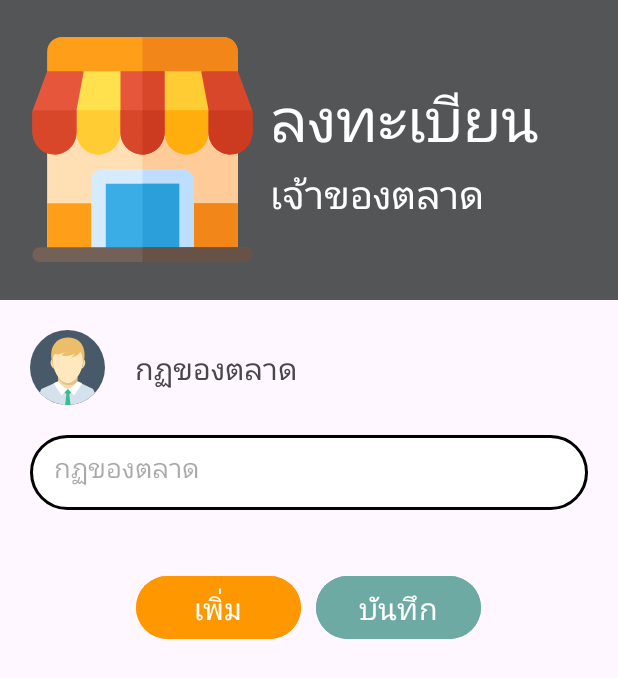
After one commit to pNam0506/MarketApp, an Android app: the addItem screen opened directly, with no data from a screen before it, on a phone screen of 412 x 824 dp. The commit adds this screen. Shown: the top 678 px of the screen. Run offline under Robolectric (Android 15) with nearby library versions, the phone set to English and light mode, and no system bars.

Commit message:
หน้ากฏของตลาด

```diff
--- a/app/build.gradle
+++ b/app/build.gradle
@@ -44,5 +44,7 @@ dependencies {
     testImplementation 'junit:junit:4.13.2'
     androidTestImplementation 'androidx.test.ext:junit:1.1.5'
     androidTestImplementation 'androidx.test.espresso:espresso-core:3.5.1'
+    implementation 'com.github.bumptech.glide:glide:4.14.2'
+    annotationProcessor 'com.github.bumptech.glide:compiler:4.14.2'
 
 }
--- /dev/null
+++ b/app/src/main/java/com/example/marketapp/addItem.java
@@ -0,0 +1,15 @@
+package com.example.marketapp;
+
+import androidx.appcompat.app.AppCompatActivity;
+
+import android.os.Bundle;
+
+public class addItem extends AppCompatActivity {
+
+    @Override
+    protected void onCreate(Bundle savedInstanceState) {
+        super.onCreate(savedInstanceState);
+        setContentView(R.layout.activity_add_item);
+
+    }
+}
--- /dev/null
+++ b/app/src/main/res/layout/activity_add_item.xml
@@ -0,0 +1,151 @@
+<?xml version="1.0" encoding="utf-8"?>
+<RelativeLayout xmlns:android="http://schemas.android.com/apk/res/android"
+    xmlns:app="http://schemas.android.com/apk/res-auto"
+    xmlns:tools="http://schemas.android.com/tools"
+    android:layout_width="match_parent"
+    android:layout_height="match_parent"
+    tools:context=".addItem">
+
+    <LinearLayout
+        android:id="@+id/manager_R"
+        android:layout_width="match_parent"
+        android:layout_height="200dp"
+        android:background="@color/gray"
+        android:gravity="center_vertical">
+
+        <LinearLayout
+            android:layout_width="150dp"
+            android:layout_height="150dp"
+            android:layout_marginLeft="20dp"
+
+            >
+
+            <ImageView
+                android:layout_width="match_parent"
+                android:layout_height="match_parent"
+                android:src="@drawable/shop_groceries_svgrepo_com" />
+
+        </LinearLayout>
+
+        <LinearLayout
+            android:layout_width="match_parent"
+            android:layout_height="match_parent"
+            android:orientation="vertical">
+
+            <TextView
+                android:layout_width="match_parent"
+                android:layout_height="60dp"
+                android:layout_marginLeft="10dp"
+                android:layout_marginTop="50dp"
+                android:layout_marginRight="20dp"
+                android:text="ลงทะเบียน"
+                android:textColor="@color/white"
+                android:textSize="40dp" />
+
+            <TextView
+                android:layout_width="match_parent"
+                android:layout_height="60dp"
+                android:layout_marginLeft="10dp"
+                android:layout_marginRight="20dp"
+                android:text="เจ้าของตลาด"
+                android:textColor="@color/white"
+                android:textSize="26dp" />
+
+
+        </LinearLayout>
+
+
+    </LinearLayout>
+
+    <LinearLayout
+        android:layout_below="@id/manager_R"
+        android:id="@+id/Name_manager"
+        android:layout_width="match_parent"
+        android:layout_height="50dp"
+        android:layout_marginTop="20dp"
+        >
+        <ImageView
+            android:id="@+id/Uploadproflie"
+            android:layout_width="50dp"
+            android:layout_height="50dp"
+            android:layout_marginLeft="20dp"
+            android:src="@drawable/account_avatar_profile_user_6_svgrepo_com"
+
+            />
+        <TextView
+            android:layout_width="match_parent"
+            android:layout_height="match_parent"
+            android:layout_marginRight="20dp"
+            android:layout_marginLeft="20dp"
+            android:text="กฏของตลาด"
+            android:gravity="center_vertical"
+            android:textSize="20dp"
+            />
+
+    </LinearLayout>
+
+
+    <LinearLayout
+        android:layout_below="@+id/Name_manager"
+        android:id="@+id/UploadRule_Layout"
+        android:layout_width="match_parent"
+        android:layout_height="50dp"
+        android:layout_marginTop="20dp"
+        android:layout_marginLeft="20dp"
+        android:layout_marginRight="20dp"
+        >
+
+        <EditText
+
+            android:id="@+id/UploadRule"
+            android:layout_width="match_parent"
+            android:layout_height="match_parent"
+            android:background="@drawable/white_corner"
+            android:padding="16dp"
+            android:hint="กฏของตลาด"
+
+            />
+
+
+    </LinearLayout>
+
+
+    <androidx.recyclerview.widget.RecyclerView
+        android:layout_below="@+id/UploadRule_Layout"
+        android:layout_width="match_parent"
+        android:layout_height="wrap_content"
+        android:id="@+id/recyclerView"
+        android:scrollbars="vertical"
+        android:layout_marginTop="20dp"/>
+
+
+    <LinearLayout
+        android:layout_width="match_parent"
+        android:layout_height="50dp"
+        android:layout_below="@+id/recyclerView"
+        android:layout_marginTop="20dp"
+        android:gravity="center"
+
+        >
+        <Button
+            android:layout_marginRight="10dp"
+            android:layout_width="110dp"
+            android:layout_height="50dp"
+            android:backgroundTint="@color/orange"
+            android:text="เพิ่ม"
+            android:textSize="20dp"
+            />
+        <Button
+            android:layout_width="110dp"
+            android:layout_height="50dp"
+            android:backgroundTint="@color/green"
+            android:text="บันทึก"
+            android:textSize="20dp"
+            />
+
+    </LinearLayout>
+
+
+
+
+</RelativeLayout>
--- a/app/src/main/res/values/strings.xml
+++ b/app/src/main/res/values/strings.xml
@@ -2,4 +2,5 @@
     <string name="app_name">MarketApp</string>
     <!-- TODO: Remove or change this placeholder text -->
     <string name="hello_blank_fragment">Hello blank fragment</string>
+
 </resources>
--- a/app/src/main/res/values/themes.xml
+++ b/app/src/main/res/values/themes.xml
@@ -6,4 +6,9 @@
     </style>
 
     <style name="Theme.MarketApp" parent="Base.Theme.MarketApp" />
+    <style name="roundedImageViewRound">
+        <item name="cornerFamily">rounded</item>
+        <item name="cornerSize">50%</item>
+
+    </style>
 </resources>
--- a/build.gradle
+++ b/build.gradle
@@ -1,4 +1,9 @@
 buildscript {
+    repositories {
+        google()
+        mavenCentral()
+
+    }
     dependencies {
         classpath 'com.google.gms:google-services:4.3.15'
     }
```
Also changed, not shown: app/src/main/AndroidManifest.xml (+12 -21 lines), app/src/main/java/com/example/marketapp/UploadItem.java (added, +14 -0 lines), app/src/main/res/layout/activity_upload_item.xml (added, +9 -0 lines), app/src/main/res/layout/fragment_information_market.xml (+12 -1 lines), app/src/main/res/layout/recycle_item.xml (added, +36 -0 lines).
